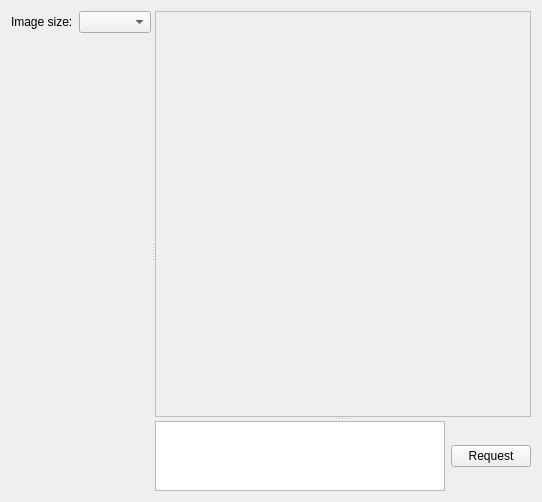
The window that PageImagePage.ui (asianirish/AI-Ronaut) describes before a commit, drawn with Qt 5.
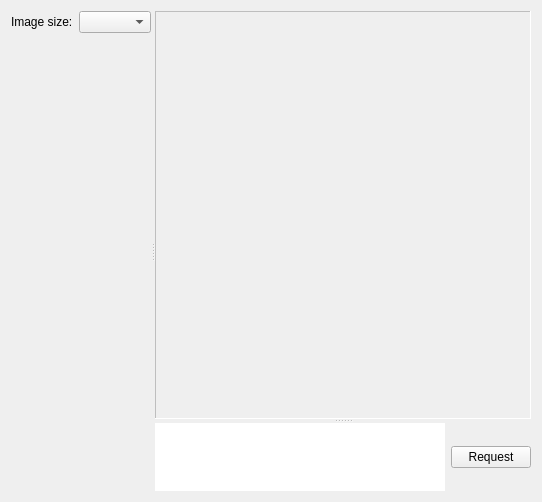
The same window after the commit.

What changed in the file:
```diff
--- a/PageImagePage.ui
+++ b/PageImagePage.ui
@@ -84,7 +84,10 @@
            <enum>Qt::ActionsContextMenu</enum>
           </property>
           <property name="frameShape">
-           <enum>QFrame::Box</enum>
+           <enum>QFrame::Panel</enum>
+          </property>
+          <property name="frameShadow">
+           <enum>QFrame::Sunken</enum>
           </property>
           <property name="text">
            <string/>
@@ -105,7 +108,11 @@
             <number>0</number>
            </property>
            <item row="0" column="0">
-            <widget class="QTextEdit" name="requestEdit"/>
+            <widget class="QTextEdit" name="requestEdit">
+             <property name="styleSheet">
+              <string notr="true">border-radius: 10px;</string>
+             </property>
+            </widget>
            </item>
            <item row="0" column="1">
             <widget class="QPushButton" name="requestButton">
```
